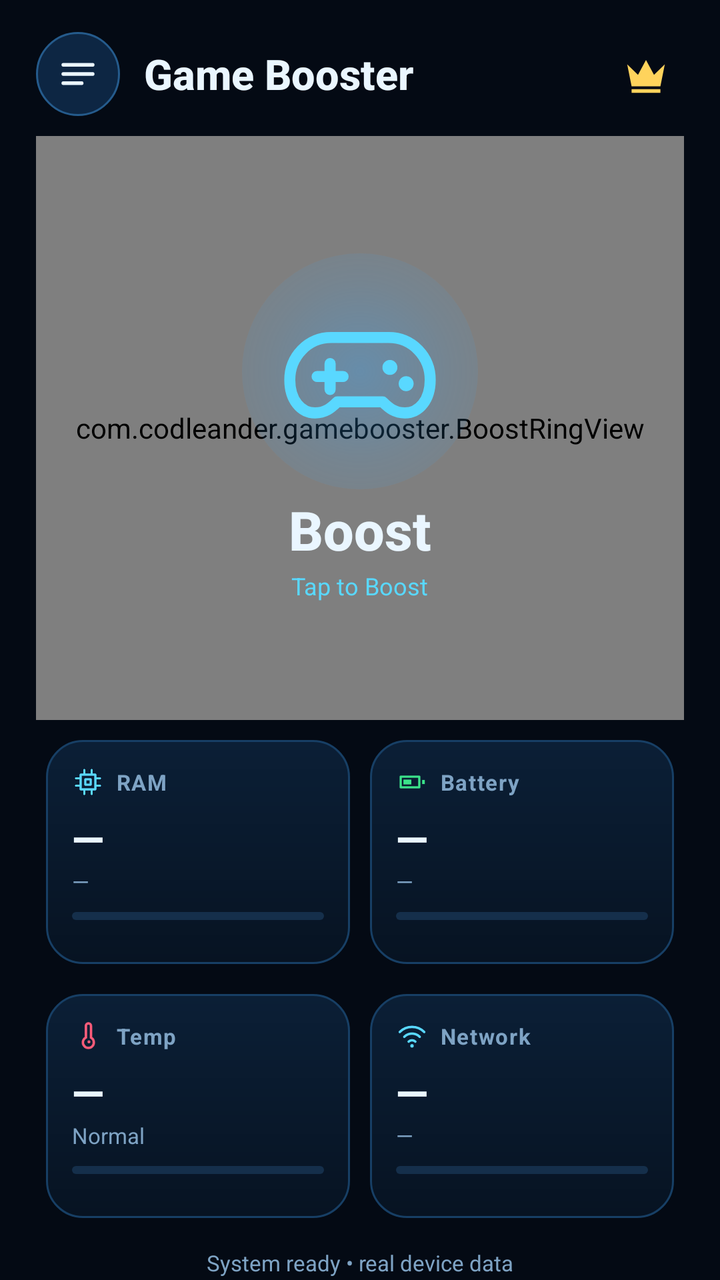
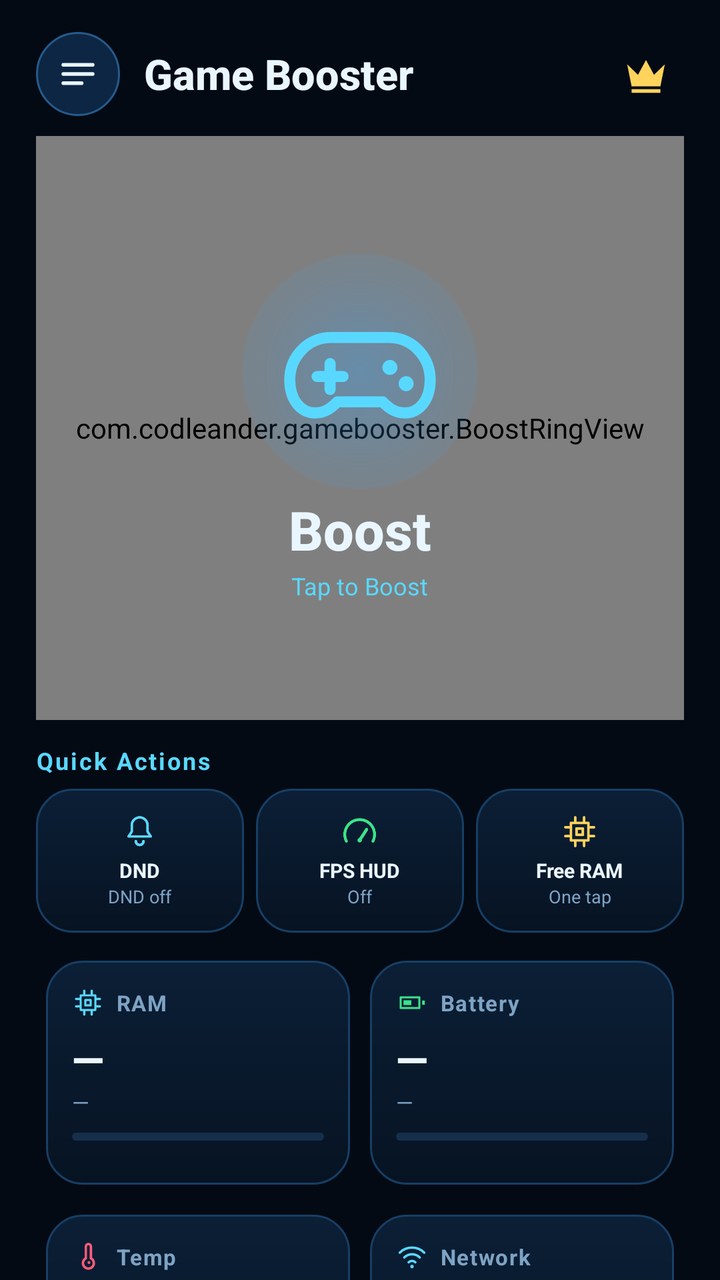

Screens rendered from an Android XML layout before and after an edit, with the pre-edit source and the edit as a unified diff.
<!-- AndroidManifest.xml: application theme Theme.GameBooster -->
<!-- res/layout/page_home.xml -->
<?xml version="1.0" encoding="utf-8"?>
<ScrollView xmlns:android="http://schemas.android.com/apk/res/android"
    android:id="@+id/homePage"
    android:layout_width="match_parent"
    android:layout_height="match_parent"
    android:clipToPadding="false"
    android:fillViewport="true"
    android:scrollbars="none">

    <LinearLayout
        android:layout_width="match_parent"
        android:layout_height="wrap_content"
        android:orientation="vertical"
        android:paddingStart="18dp"
        android:paddingTop="10dp"
        android:paddingEnd="18dp"
        android:paddingBottom="16dp">

        <LinearLayout
            android:layout_width="match_parent"
            android:layout_height="54dp"
            android:gravity="center_vertical"
            android:orientation="horizontal">

            <ImageView
                android:id="@+id/menuButton"
                style="@style/GbIconButton"
                android:contentDescription="@string/settings"
                android:src="@drawable/ic_menu"
                android:tint="@color/gb_text" />

            <TextView
                android:layout_width="0dp"
                android:layout_height="wrap_content"
                android:layout_marginStart="12dp"
                android:layout_weight="1"
                android:fontFamily="sans-serif-medium"
                android:text="@string/app_name"
                android:textColor="@color/gb_text"
                android:textSize="21sp"
                android:textStyle="bold" />

            <ImageView
                android:id="@+id/crownButton"
                android:layout_width="38dp"
                android:layout_height="38dp"
                android:background="?android:attr/selectableItemBackgroundBorderless"
                android:contentDescription="@string/about"
                android:padding="7dp"
                android:src="@drawable/ic_crown"
                android:tint="@color/gb_gold" />
        </LinearLayout>

        <LinearLayout
            android:id="@+id/homeGameChip"
            android:layout_width="match_parent"
            android:layout_height="60dp"
            android:layout_marginTop="4dp"
            android:background="@drawable/bg_card_soft"
            android:gravity="center_vertical"
            android:orientation="horizontal"
            android:paddingStart="10dp"
            android:paddingEnd="12dp"
            android:visibility="gone">

            <ImageView
                android:id="@+id/homeGameIcon"
                android:layout_width="40dp"
                android:layout_height="40dp"
                android:contentDescription="@string/game_library" />

            <LinearLayout
                android:layout_width="0dp"
                android:layout_height="wrap_content"
                android:layout_marginStart="10dp"
                android:layout_weight="1"
                android:orientation="vertical">

                <TextView
                    android:id="@+id/homeGameName"
                    android:layout_width="match_parent"
                    android:layout_height="wrap_content"
                    android:ellipsize="end"
                    android:maxLines="1"
                    android:text="@string/home_no_game"
                    android:textColor="@color/gb_text"
                    android:textSize="13sp"
                    android:textStyle="bold" />

                <TextView
                    android:id="@+id/homeGameState"
                    android:layout_width="match_parent"
                    android:layout_height="wrap_content"
                    android:text="@string/home_no_game_sub"
                    android:textColor="@color/gb_muted"
                    android:textSize="10sp" />
            </LinearLayout>

            <TextView
                android:id="@+id/homeLibrary"
                android:layout_width="wrap_content"
                android:layout_height="wrap_content"
                android:background="@drawable/bg_chip"
                android:paddingStart="10dp"
                android:paddingTop="5dp"
                android:paddingEnd="10dp"
                android:paddingBottom="5dp"
                android:text="@string/home_library"
                android:textColor="@color/gb_accent_bright"
                android:textSize="10sp"
                android:textStyle="bold" />
        </LinearLayout>

        <FrameLayout
            android:layout_width="match_parent"
            android:layout_height="292dp"
            android:layout_marginTop="4dp">

            <com.codleander.gamebooster.BoostRingView
                android:id="@+id/homeRing"
                android:layout_width="match_parent"
                android:layout_height="match_parent" />

            <LinearLayout
                android:id="@+id/homeBoostButton"
                android:layout_width="match_parent"
                android:layout_height="match_parent"
                android:background="?android:attr/selectableItemBackgroundBorderless"
                android:clickable="true"
                android:focusable="true"
                android:gravity="center"
                android:orientation="vertical">

                <FrameLayout
                    android:layout_width="118dp"
                    android:layout_height="118dp">

                    <View
                        android:layout_width="match_parent"
                        android:layout_height="match_parent"
                        android:background="@drawable/bg_glow" />

                    <ImageView
                        android:layout_width="match_parent"
                        android:layout_height="match_parent"
                        android:contentDescription="@string/boost"
                        android:padding="20dp"
                        android:src="@drawable/ic_gamepad"
                        android:tint="@color/gb_accent_bright" />
                </FrameLayout>

                <TextView
                    android:id="@+id/homeBoostTitle"
                    android:layout_width="wrap_content"
                    android:layout_height="wrap_content"
                    android:layout_marginTop="2dp"
                    android:fontFamily="sans-serif-medium"
                    android:text="@string/boost"
                    android:textColor="@color/gb_text"
                    android:textSize="27sp"
                    android:textStyle="bold" />

                <TextView
                    android:id="@+id/homeBoostHint"
                    android:layout_width="wrap_content"
                    android:layout_height="wrap_content"
                    android:layout_marginTop="2dp"
                    android:text="@string/tap_to_boost"
                    android:textColor="@color/gb_accent_bright"
                    android:textSize="12sp" />
            </LinearLayout>
        </FrameLayout>

        <Button
            android:id="@+id/stopBoostButton"
            style="@style/GbGhostButton"
            android:layout_width="match_parent"
            android:layout_marginTop="2dp"
            android:text="@string/stop_boost"
            android:visibility="gone" />

        <GridLayout
            android:layout_width="match_parent"
            android:layout_height="wrap_content"
            android:columnCount="2"
            android:rowCount="2">

            <LinearLayout
                style="@style/GbCard"
                android:layout_width="0dp"
                android:layout_height="112dp"
                android:layout_columnWeight="1"
                android:layout_margin="5dp"
                android:background="@drawable/bg_card_soft"
                android:orientation="vertical"
                android:padding="13dp">

                <LinearLayout
                    android:layout_width="match_parent"
                    android:layout_height="wrap_content"
                    android:gravity="center_vertical"
                    android:orientation="horizontal">

                    <ImageView
                        android:layout_width="16dp"
                        android:layout_height="16dp"
                        android:contentDescription="@null"
                        android:src="@drawable/ic_ram"
                        android:tint="@color/gb_accent_bright" />

                    <TextView
                        style="@style/GbLabel"
                        android:layout_width="0dp"
                        android:layout_height="wrap_content"
                        android:layout_marginStart="6dp"
                        android:layout_weight="1"
                        android:text="@string/stat_ram" />
                </LinearLayout>

                <TextView
                    android:id="@+id/statRamValue"
                    style="@style/GbValue"
                    android:layout_width="match_parent"
                    android:layout_height="wrap_content"
                    android:layout_marginTop="6dp"
                    android:text="@string/dash"
                    android:textSize="21sp" />

                <TextView
                    android:id="@+id/statRamSub"
                    style="@style/GbSub"
                    android:layout_width="match_parent"
                    android:layout_height="wrap_content"
                    android:text="@string/dash" />

                <ProgressBar
                    android:id="@+id/statRamBar"
                    style="?android:attr/progressBarStyleHorizontal"
                    android:layout_width="match_parent"
                    android:layout_height="4dp"
                    android:layout_marginTop="8dp"
                    android:max="100"
                    android:progress="0"
                    android:progressDrawable="@drawable/bg_stat_bar" />
            </LinearLayout>

            <LinearLayout
                style="@style/GbCard"
                android:layout_width="0dp"
                android:layout_height="112dp"
                android:layout_columnWeight="1"
                android:layout_margin="5dp"
                android:background="@drawable/bg_card_soft"
                android:orientation="vertical"
                android:padding="13dp">

                <LinearLayout
                    android:layout_width="match_parent"
                    android:layout_height="wrap_content"
                    android:gravity="center_vertical"
                    android:orientation="horizontal">

                    <ImageView
                        android:layout_width="16dp"
                        android:layout_height="16dp"
                        android:contentDescription="@null"
                        android:src="@drawable/ic_battery"
                        android:tint="@color/gb_green" />

                    <TextView
                        style="@style/GbLabel"
                        android:layout_width="0dp"
                        android:layout_height="wrap_content"
                        android:layout_marginStart="6dp"
                        android:layout_weight="1"
                        android:text="@string/stat_battery" />
                </LinearLayout>

                <TextView
                    android:id="@+id/statBatteryValue"
                    style="@style/GbValue"
                    android:layout_width="match_parent"
                    android:layout_height="wrap_content"
                    android:layout_marginTop="6dp"
                    android:text="@string/dash"
                    android:textSize="21sp" />

                <TextView
                    android:id="@+id/statBatterySub"
                    style="@style/GbSub"
                    android:layout_width="match_parent"
                    android:layout_height="wrap_content"
                    android:text="@string/dash" />

                <ProgressBar
                    android:id="@+id/statBatteryBar"
                    style="?android:attr/progressBarStyleHorizontal"
                    android:layout_width="match_parent"
                    android:layout_height="4dp"
                    android:layout_marginTop="8dp"
                    android:max="100"
                    android:progress="0"
                    android:progressDrawable="@drawable/bg_stat_bar" />
            </LinearLayout>

            <LinearLayout
                style="@style/GbCard"
                android:layout_width="0dp"
                android:layout_height="112dp"
                android:layout_columnWeight="1"
                android:layout_margin="5dp"
                android:background="@drawable/bg_card_soft"
                android:orientation="vertical"
                android:padding="13dp">

                <LinearLayout
                    android:layout_width="match_parent"
                    android:layout_height="wrap_content"
                    android:gravity="center_vertical"
                    android:orientation="horizontal">

                    <ImageView
                        android:layout_width="16dp"
                        android:layout_height="16dp"
                        android:contentDescription="@null"
                        android:src="@drawable/ic_temp"
                        android:tint="@color/gb_red" />

                    <TextView
                        style="@style/GbLabel"
                        android:layout_width="0dp"
                        android:layout_height="wrap_content"
                        android:layout_marginStart="6dp"
                        android:layout_weight="1"
                        android:text="@string/stat_temp" />
                </LinearLayout>

                <TextView
                    android:id="@+id/statTempValue"
                    style="@style/GbValue"
                    android:layout_width="match_parent"
                    android:layout_height="wrap_content"
                    android:layout_marginTop="6dp"
                    android:text="@string/dash"
                    android:textSize="21sp" />

                <TextView
                    android:id="@+id/statTempSub"
                    style="@style/GbSub"
                    android:layout_width="match_parent"
                    android:layout_height="wrap_content"
                    android:text="@string/thermal_normal" />

                <ProgressBar
                    android:id="@+id/statTempBar"
                    style="?android:attr/progressBarStyleHorizontal"
                    android:layout_width="match_parent"
                    android:layout_height="4dp"
                    android:layout_marginTop="8dp"
                    android:max="100"
                    android:progress="0"
                    android:progressDrawable="@drawable/bg_stat_bar" />
            </LinearLayout>

            <LinearLayout
                style="@style/GbCard"
                android:layout_width="0dp"
                android:layout_height="112dp"
                android:layout_columnWeight="1"
                android:layout_margin="5dp"
                android:background="@drawable/bg_card_soft"
                android:orientation="vertical"
                android:padding="13dp">

                <LinearLayout
                    android:layout_width="match_parent"
                    android:layout_height="wrap_content"
                    android:gravity="center_vertical"
                    android:orientation="horizontal">

                    <ImageView
                        android:layout_width="16dp"
                        android:layout_height="16dp"
                        android:contentDescription="@null"
                        android:src="@drawable/ic_network"
                        android:tint="@color/gb_accent_bright" />

                    <TextView
                        style="@style/GbLabel"
                        android:layout_width="0dp"
                        android:layout_height="wrap_content"
                        android:layout_marginStart="6dp"
                        android:layout_weight="1"
                        android:text="@string/stat_network" />
                </LinearLayout>

                <TextView
                    android:id="@+id/statNetworkValue"
                    style="@style/GbValue"
                    android:layout_width="match_parent"
                    android:layout_height="wrap_content"
                    android:layout_marginTop="6dp"
                    android:text="@string/dash"
                    android:textSize="21sp" />

                <TextView
                    android:id="@+id/statNetworkSub"
                    style="@style/GbSub"
                    android:layout_width="match_parent"
                    android:layout_height="wrap_content"
                    android:text="@string/dash" />

                <ProgressBar
                    android:id="@+id/statNetworkBar"
                    style="?android:attr/progressBarStyleHorizontal"
                    android:layout_width="match_parent"
                    android:layout_height="4dp"
                    android:layout_marginTop="8dp"
                    android:max="200"
                    android:progress="0"
                    android:progressDrawable="@drawable/bg_stat_bar" />
            </LinearLayout>
        </GridLayout>

        <TextView
            android:id="@+id/homeStatus"
            android:layout_width="match_parent"
            android:layout_height="wrap_content"
            android:layout_marginTop="10dp"
            android:gravity="center"
            android:text="@string/status_ready"
            android:textColor="@color/gb_muted"
            android:textSize="11sp" />
    </LinearLayout>
</ScrollView>
<!-- resources referenced by this layout -->
<resources>
  <color name="gb_accent_bright">#59D8FF</color>
  <color name="gb_gold">#FFD35C</color>
  <color name="gb_green">#3BE38A</color>
  <color name="gb_muted">#7EA3C4</color>
  <color name="gb_red">#FF5C7A</color>
  <color name="gb_text">#EAF6FF</color>
  <string name="about">About</string>
  <string name="app_name">Game Booster</string>
  <string name="boost">Boost</string>
  <string name="dash">—</string>
  <string name="game_library">Game Library</string>
  <string name="home_library">Library</string>
  <string name="home_no_game">No game selected</string>
  <string name="home_no_game_sub">Tap Boost for a full device tune-up</string>
  <string name="settings">Settings</string>
  <string name="stat_battery">Battery</string>
  <string name="stat_network">Network</string>
  <string name="stat_ram">RAM</string>
  <string name="stat_temp">Temp</string>
  <string name="status_ready">System ready • real device data</string>
  <string name="stop_boost">Stop boost</string>
  <string name="tap_to_boost">Tap to Boost</string>
  <string name="thermal_normal">Normal</string>
  <style name="GbCard">
          <item name="android:background">@drawable/bg_card</item>
          <item name="android:padding">16dp</item>
          <item name="android:layout_marginTop">10dp</item>
      </style>
  <style name="GbLabel">
          <item name="android:textColor">@color/gb_muted</item>
          <item name="android:textSize">11sp</item>
          <item name="android:textStyle">bold</item>
          <item name="android:letterSpacing">0.05</item>
      </style>
  <style name="GbSub">
          <item name="android:textColor">@color/gb_muted</item>
          <item name="android:textSize">11sp</item>
      </style>
  <color name="gb_background">#040A14</color>
  <color name="gb_accent">#2F8BFF</color>
  <color name="gb_card_top">#0E2440</color>
  <color name="gb_card_bottom">#061020</color>
  <color name="gb_stroke">#1B4A77</color>
  <!-- unchanged entries left out for length: 20 -->
</resources>

<!-- the commit's change to res/layout/page_home.xml (unified diff, before → after) -->
@@ -179,9 +179,135 @@
             android:text="@string/stop_boost"
             android:visibility="gone" />
 
+        <TextView
+            style="@style/GbSectionTitle"
+            android:layout_width="match_parent"
+            android:layout_height="wrap_content"
+            android:layout_marginTop="12dp"
+            android:text="@string/quick_actions" />
+
+        <LinearLayout
+            android:id="@+id/homeQuickActions"
+            android:layout_width="match_parent"
+            android:layout_height="72dp"
+            android:layout_marginTop="6dp"
+            android:orientation="horizontal">
+
+            <LinearLayout
+                android:id="@+id/qaDnd"
+                android:layout_width="0dp"
+                android:layout_height="match_parent"
+                android:layout_marginEnd="6dp"
+                android:layout_weight="1"
+                android:background="@drawable/bg_card_soft"
+                android:clickable="true"
+                android:focusable="true"
+                android:gravity="center"
+                android:orientation="vertical">
+
+                <ImageView
+                    android:layout_width="19dp"
+                    android:layout_height="19dp"
+                    android:contentDescription="@null"
+                    android:src="@drawable/ic_bell"
+                    android:tint="@color/gb_accent_bright" />
+
+                <TextView
+                    android:layout_width="wrap_content"
+                    android:layout_height="wrap_content"
+                    android:layout_marginTop="3dp"
+                    android:text="@string/qa_dnd"
+                    android:textColor="@color/gb_text"
+                    android:textSize="10sp"
+                    android:textStyle="bold" />
+
+                <TextView
+                    android:id="@+id/qaDndState"
+                    android:layout_width="wrap_content"
+                    android:layout_height="wrap_content"
+                    android:text="@string/dnd_off"
+                    android:textColor="@color/gb_muted"
+                    android:textSize="9sp" />
+            </LinearLayout>
+
+            <LinearLayout
+                android:id="@+id/qaFps"
+                android:layout_width="0dp"
+                android:layout_height="match_parent"
+                android:layout_marginEnd="6dp"
+                android:layout_weight="1"
+                android:background="@drawable/bg_card_soft"
+                android:clickable="true"
+                android:focusable="true"
+                android:gravity="center"
+                android:orientation="vertical">
+
+                <ImageView
+                    android:layout_width="19dp"
+                    android:layout_height="19dp"
+                    android:contentDescription="@null"
+                    android:src="@drawable/ic_speed"
+                    android:tint="@color/gb_green" />
+
+                <TextView
+                    android:layout_width="wrap_content"
+                    android:layout_height="wrap_content"
+                    android:layout_marginTop="3dp"
+                    android:text="@string/qa_fps"
+                    android:textColor="@color/gb_text"
+                    android:textSize="10sp"
+                    android:textStyle="bold" />
+
+                <TextView
+                    android:id="@+id/qaFpsState"
+                    android:layout_width="wrap_content"
+                    android:layout_height="wrap_content"
+                    android:text="@string/qa_off"
+                    android:textColor="@color/gb_muted"
+                    android:textSize="9sp" />
+            </LinearLayout>
+
+            <LinearLayout
+                android:id="@+id/qaRam"
+                android:layout_width="0dp"
+                android:layout_height="match_parent"
+                android:layout_weight="1"
+                android:background="@drawable/bg_card_soft"
+                android:clickable="true"
+                android:focusable="true"
+                android:gravity="center"
+                android:orientation="vertical">
+
+                <ImageView
+                    android:layout_width="19dp"
+                    android:layout_height="19dp"
+                    android:contentDescription="@null"
+                    android:src="@drawable/ic_ram"
+                    android:tint="@color/gb_gold" />
+
+                <TextView
+                    android:layout_width="wrap_content"
+                    android:layout_height="wrap_content"
+                    android:layout_marginTop="3dp"
+                    android:text="@string/qa_ram"
+                    android:textColor="@color/gb_text"
+                    android:textSize="10sp"
+                    android:textStyle="bold" />
+
+                <TextView
+                    android:id="@+id/qaRamState"
+                    android:layout_width="wrap_content"
+                    android:layout_height="wrap_content"
+                    android:text="@string/qa_ram_sub"
+                    android:textColor="@color/gb_muted"
+                    android:textSize="9sp" />
+            </LinearLayout>
+        </LinearLayout>
+
         <GridLayout
             android:layout_width="match_parent"
             android:layout_height="wrap_content"
+            android:layout_marginTop="4dp"
             android:columnCount="2"
             android:rowCount="2">
 
<!-- resource entries referenced after the edit -->
@@ -6,14 +6,32 @@
   <color name="gb_muted">#7EA3C4</color>
   <color name="gb_red">#FF5C7A</color>
   <color name="gb_text">#EAF6FF</color>
+  <!-- drawable ic_bell (drawable) -->
+  <vector xmlns:android="http://schemas.android.com/apk/res/android" android:width="24dp" android:height="24dp" android:viewportWidth="24" android:viewportHeight="24">
+      <path android:fillColor="#00000000" android:strokeColor="#FFFFFF" android:strokeWidth="1.6" android:strokeLineJoin="round" android:pathData="M12,3 a5,5 0 0 1 5,5 L17,12 L19,15 L5,15 L7,12 L7,8 a5,5 0 0 1 5,-5 Z" />
+      <path android:fillColor="#00000000" android:strokeColor="#FFFFFF" android:strokeWidth="1.7" android:strokeLineCap="round" android:pathData="M9.6,18 a2.4,2.4 0 0 0 4.8,0" />
+  </vector>
+  <!-- drawable ic_speed (drawable) -->
+  <vector xmlns:android="http://schemas.android.com/apk/res/android" android:width="24dp" android:height="24dp" android:viewportWidth="24" android:viewportHeight="24">
+      <path android:fillColor="#00000000" android:strokeColor="#FFFFFF" android:strokeWidth="1.8" android:strokeLineCap="round" android:pathData="M3.6,18 a9.4,9.4 0 1 1 16.8,0" />
+      <path android:fillColor="#00000000" android:strokeColor="#FFFFFF" android:strokeWidth="2" android:strokeLineCap="round" android:pathData="M12,17.4 L16.4,10.6" />
+      <path android:fillColor="#FFFFFF" android:pathData="M12,17.4 m-1.4,0 a1.4,1.4 0 1,0 2.8,0 a1.4,1.4 0 1,0 -2.8,0" />
+  </vector>
   <string name="about">About</string>
   <string name="app_name">Game Booster</string>
   <string name="boost">Boost</string>
   <string name="dash">—</string>
+  <string name="dnd_off">DND off</string>
   <string name="game_library">Game Library</string>
   <string name="home_library">Library</string>
   <string name="home_no_game">No game selected</string>
   <string name="home_no_game_sub">Tap Boost for a full device tune-up</string>
+  <string name="qa_dnd">DND</string>
+  <string name="qa_fps">FPS HUD</string>
+  <string name="qa_off">Off</string>
+  <string name="qa_ram">Free RAM</string>
+  <string name="qa_ram_sub">One tap</string>
+  <string name="quick_actions">Quick Actions</string>
   <string name="settings">Settings</string>
   <string name="stat_battery">Battery</string>
   <string name="stat_network">Network</string>
@@ -34,6 +52,12 @@
           <item name="android:textStyle">bold</item>
           <item name="android:letterSpacing">0.05</item>
       </style>
+  <style name="GbSectionTitle">
+          <item name="android:textColor">@color/gb_accent_bright</item>
+          <item name="android:textSize">12sp</item>
+          <item name="android:textStyle">bold</item>
+          <item name="android:letterSpacing">0.08</item>
+      </style>
   <style name="GbSub">
           <item name="android:textColor">@color/gb_muted</item>
           <item name="android:textSize">11sp</item>
